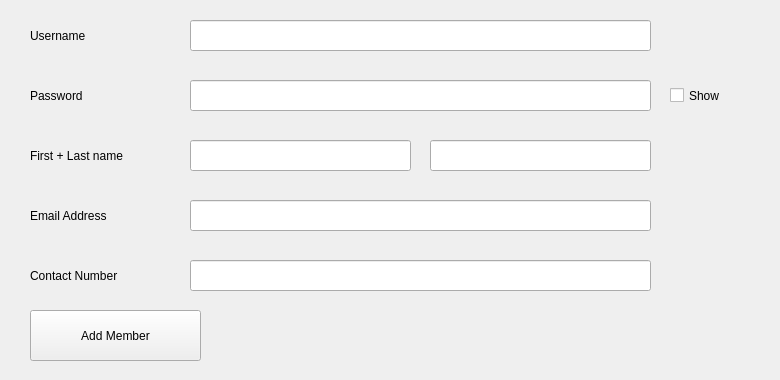
Frederick-Rive/CS106_LibrarySystem_GroupProject, file addmember.ui: the form before one commit.
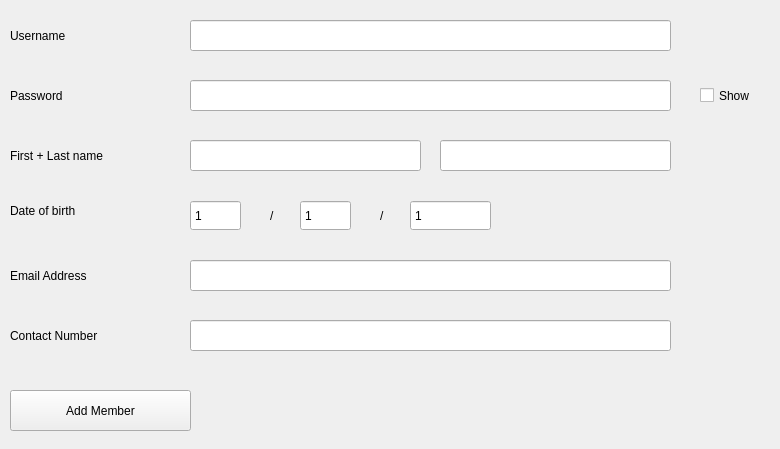
The form after the commit.

```diff
--- a/addmember.ui
+++ b/addmember.ui
@@ -7,7 +7,7 @@
     <x>0</x>
     <y>0</y>
     <width>780</width>
-    <height>380</height>
+    <height>449</height>
    </rect>
   </property>
   <property name="minimumSize">
@@ -22,12 +22,24 @@
   <widget class="QLabel" name="label_2">
    <property name="geometry">
     <rect>
-     <x>30</x>
+     <x>10</x>
      <y>20</y>
-     <width>71</width>
+     <width>170</width>
      <height>31</height>
     </rect>
    </property>
+   <property name="minimumSize">
+    <size>
+     <width>170</width>
+     <height>0</height>
+    </size>
+   </property>
+   <property name="maximumSize">
+    <size>
+     <width>170</width>
+     <height>16777215</height>
+    </size>
+   </property>
    <property name="text">
     <string>Username</string>
    </property>
@@ -37,7 +49,7 @@
     <rect>
      <x>190</x>
      <y>20</y>
-     <width>461</width>
+     <width>481</width>
      <height>31</height>
     </rect>
    </property>
@@ -45,12 +57,24 @@
   <widget class="QLabel" name="label_3">
    <property name="geometry">
     <rect>
-     <x>30</x>
+     <x>10</x>
      <y>80</y>
-     <width>71</width>
+     <width>170</width>
      <height>31</height>
     </rect>
    </property>
+   <property name="minimumSize">
+    <size>
+     <width>170</width>
+     <height>0</height>
+    </size>
+   </property>
+   <property name="maximumSize">
+    <size>
+     <width>170</width>
+     <height>16777215</height>
+    </size>
+   </property>
    <property name="text">
     <string>Password</string>
    </property>
@@ -60,7 +84,7 @@
     <rect>
      <x>190</x>
      <y>80</y>
-     <width>461</width>
+     <width>481</width>
      <height>31</height>
     </rect>
    </property>
@@ -71,7 +95,7 @@
   <widget class="QCheckBox" name="showPassword">
    <property name="geometry">
     <rect>
-     <x>670</x>
+     <x>700</x>
      <y>80</y>
      <width>71</width>
      <height>31</height>
@@ -84,12 +108,24 @@
   <widget class="QLabel" name="label_4">
    <property name="geometry">
     <rect>
-     <x>30</x>
-     <y>200</y>
-     <width>141</width>
+     <x>10</x>
+     <y>260</y>
+     <width>170</width>
      <height>31</height>
     </rect>
    </property>
+   <property name="minimumSize">
+    <size>
+     <width>170</width>
+     <height>0</height>
+    </size>
+   </property>
+   <property name="maximumSize">
+    <size>
+     <width>170</width>
+     <height>16777215</height>
+    </size>
+   </property>
    <property name="text">
     <string>Email Address</string>
    </property>
@@ -98,8 +134,8 @@
    <property name="geometry">
     <rect>
      <x>190</x>
-     <y>200</y>
-     <width>461</width>
+     <y>260</y>
+     <width>481</width>
      <height>31</height>
     </rect>
    </property>
@@ -108,8 +144,8 @@
    <property name="geometry">
     <rect>
      <x>190</x>
-     <y>260</y>
-     <width>461</width>
+     <y>320</y>
+     <width>481</width>
      <height>31</height>
     </rect>
    </property>
@@ -117,12 +153,24 @@
   <widget class="QLabel" name="label_5">
    <property name="geometry">
     <rect>
-     <x>30</x>
-     <y>260</y>
-     <width>141</width>
+     <x>10</x>
+     <y>320</y>
+     <width>170</width>
      <height>31</height>
     </rect>
    </property>
+   <property name="minimumSize">
+    <size>
+     <width>170</width>
+     <height>0</height>
+    </size>
+   </property>
+   <property name="maximumSize">
+    <size>
+     <width>170</width>
+     <height>16777215</height>
+    </size>
+   </property>
    <property name="text">
     <string>Contact Number</string>
    </property>
@@ -130,10 +178,10 @@
   <widget class="QPushButton" name="pushButton">
    <property name="geometry">
     <rect>
-     <x>30</x>
-     <y>310</y>
-     <width>171</width>
-     <height>51</height>
+     <x>10</x>
+     <y>390</y>
+     <width>181</width>
+     <height>41</height>
     </rect>
    </property>
    <property name="text">
@@ -143,12 +191,24 @@
   <widget class="QLabel" name="label_6">
    <property name="geometry">
     <rect>
-     <x>30</x>
+     <x>10</x>
      <y>140</y>
-     <width>131</width>
+     <width>170</width>
      <height>31</height>
     </rect>
    </property>
+   <property name="minimumSize">
+    <size>
+     <width>170</width>
+     <height>0</height>
+    </size>
+   </property>
+   <property name="maximumSize">
+    <size>
+     <width>170</width>
+     <height>16777215</height>
+    </size>
+   </property>
    <property name="text">
     <string>First + Last name</string>
    </property>
@@ -158,7 +218,7 @@
     <rect>
      <x>190</x>
      <y>140</y>
-     <width>221</width>
+     <width>231</width>
      <height>31</height>
     </rect>
    </property>
@@ -169,9 +229,9 @@
   <widget class="QLineEdit" name="lastnameEntry">
    <property name="geometry">
     <rect>
-     <x>430</x>
+     <x>440</x>
      <y>140</y>
-     <width>221</width>
+     <width>231</width>
      <height>31</height>
     </rect>
    </property>
@@ -179,6 +239,138 @@
     <enum>QLineEdit::Normal</enum>
    </property>
   </widget>
+  <widget class="QLabel" name="label_7">
+   <property name="geometry">
+    <rect>
+     <x>10</x>
+     <y>200</y>
+     <width>170</width>
+     <height>21</height>
+    </rect>
+   </property>
+   <property name="minimumSize">
+    <size>
+     <width>170</width>
+     <height>0</height>
+    </size>
+   </property>
+   <property name="maximumSize">
+    <size>
+     <width>170</width>
+     <height>16777215</height>
+    </size>
+   </property>
+   <property name="text">
+    <string>Date of birth</string>
+   </property>
+  </widget>
+  <widget class="QSpinBox" name="dayEntry">
+   <property name="geometry">
+    <rect>
+     <x>190</x>
+     <y>200</y>
+     <width>51</width>
+     <height>31</height>
+    </rect>
+   </property>
+   <property name="buttonSymbols">
+    <enum>QAbstractSpinBox::NoButtons</enum>
+   </property>
+   <property name="minimum">
+    <number>1</number>
+   </property>
+   <property name="maximum">
+    <number>31</number>
+   </property>
+  </widget>
+  <widget class="QSpinBox" name="monthEntry">
+   <property name="geometry">
+    <rect>
+     <x>300</x>
+     <y>200</y>
+     <width>51</width>
+     <height>31</height>
+    </rect>
+   </property>
+   <property name="buttonSymbols">
+    <enum>QAbstractSpinBox::NoButtons</enum>
+   </property>
+   <property name="minimum">
+    <number>1</number>
+   </property>
+   <property name="maximum">
+    <number>12</number>
+   </property>
+  </widget>
+  <widget class="QSpinBox" name="yearEntry">
+   <property name="geometry">
+    <rect>
+     <x>410</x>
+     <y>200</y>
+     <width>81</width>
+     <height>31</height>
+    </rect>
+   </property>
+   <property name="buttonSymbols">
+    <enum>QAbstractSpinBox::NoButtons</enum>
+   </property>
+   <property name="minimum">
+    <number>1</number>
+   </property>
+   <property name="maximum">
+    <number>2021</number>
+   </property>
+  </widget>
+  <widget class="QLabel" name="label_9">
+   <property name="geometry">
+    <rect>
+     <x>270</x>
+     <y>200</y>
+     <width>16</width>
+     <height>31</height>
+    </rect>
+   </property>
+   <property name="minimumSize">
+    <size>
+     <width>0</width>
+     <height>0</height>
+    </size>
+   </property>
+   <property name="maximumSize">
+    <size>
+     <width>170</width>
+     <height>16777215</height>
+    </size>
+   </property>
+   <property name="text">
+    <string>/</string>
+   </property>
+  </widget>
+  <widget class="QLabel" name="label_10">
+   <property name="geometry">
+    <rect>
+     <x>380</x>
+     <y>200</y>
+     <width>16</width>
+     <height>31</height>
+    </rect>
+   </property>
+   <property name="minimumSize">
+    <size>
+     <width>0</width>
+     <height>0</height>
+    </size>
+   </property>
+   <property name="maximumSize">
+    <size>
+     <width>170</width>
+     <height>16777215</height>
+    </size>
+   </property>
+   <property name="text">
+    <string>/</string>
+   </property>
+  </widget>
  </widget>
  <resources/>
  <connections/>
```
Left out of the diff: 3 changed lines with no effect on the pictures.
